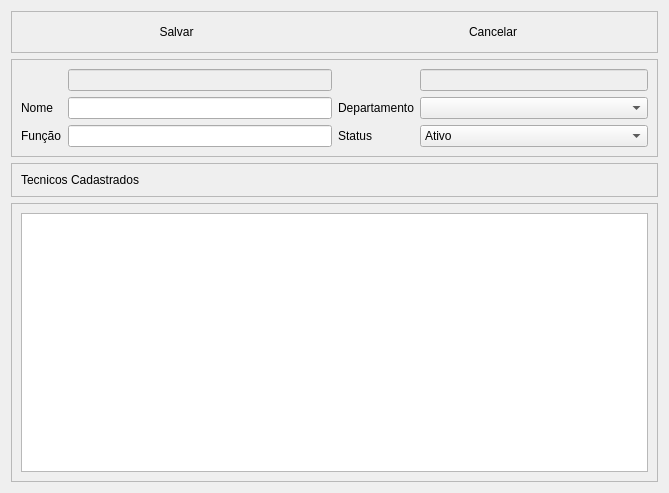
This is telas/cadastrotecnico.ui in alissonbf/projeto-coopervap as Qt 5 draws it before an edit. The edited form follows.
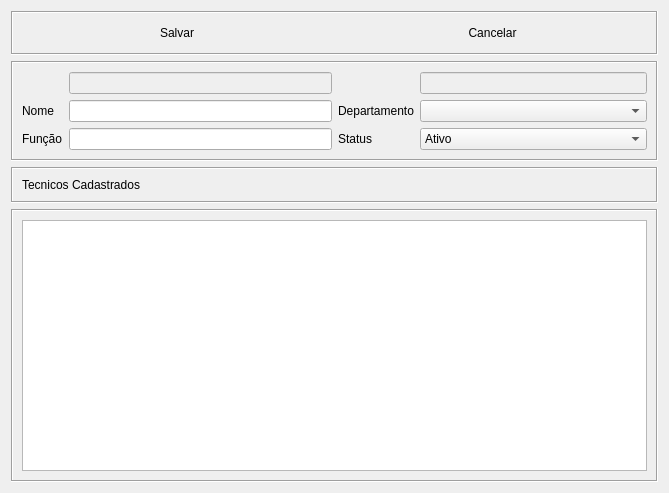
This is the edited form. Icons and pictures are not drawn.

What changed in the file:
```diff
--- a/telas/cadastrotecnico.ui
+++ b/telas/cadastrotecnico.ui
@@ -21,10 +21,10 @@
    <item>
     <widget class="QFrame" name="frame_4">
      <property name="frameShape">
-      <enum>QFrame::StyledPanel</enum>
+      <enum>QFrame::Box</enum>
      </property>
      <property name="frameShadow">
-      <enum>QFrame::Raised</enum>
+      <enum>QFrame::Sunken</enum>
      </property>
      <layout class="QHBoxLayout" name="horizontalLayout_4">
       <item>
@@ -67,10 +67,10 @@
    <item>
     <widget class="QFrame" name="frame">
      <property name="frameShape">
-      <enum>QFrame::StyledPanel</enum>
+      <enum>QFrame::Box</enum>
      </property>
      <property name="frameShadow">
-      <enum>QFrame::Raised</enum>
+      <enum>QFrame::Sunken</enum>
      </property>
      <layout class="QHBoxLayout" name="horizontalLayout">
       <item>
@@ -173,10 +173,10 @@
    <item>
     <widget class="QFrame" name="frame_2">
      <property name="frameShape">
-      <enum>QFrame::StyledPanel</enum>
+      <enum>QFrame::Box</enum>
      </property>
      <property name="frameShadow">
-      <enum>QFrame::Raised</enum>
+      <enum>QFrame::Sunken</enum>
      </property>
      <layout class="QHBoxLayout" name="horizontalLayout_2">
       <item>
@@ -192,10 +192,10 @@
    <item>
     <widget class="QFrame" name="frame_3">
      <property name="frameShape">
-      <enum>QFrame::StyledPanel</enum>
+      <enum>QFrame::Box</enum>
      </property>
      <property name="frameShadow">
-      <enum>QFrame::Raised</enum>
+      <enum>QFrame::Sunken</enum>
      </property>
      <layout class="QHBoxLayout" name="horizontalLayout_3">
       <item>
```
